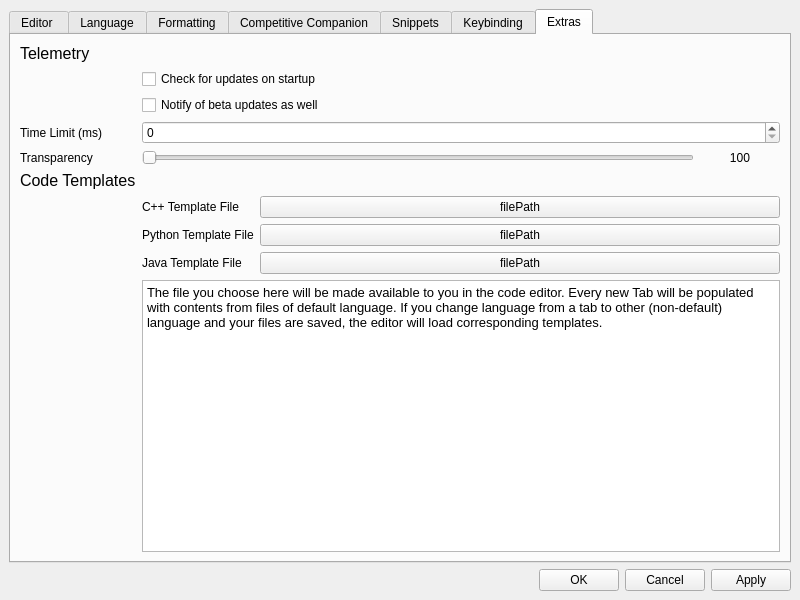
First picture: the form in ui/preferencewindow.ui, repository cpeditor/cpeditor, before the edit.
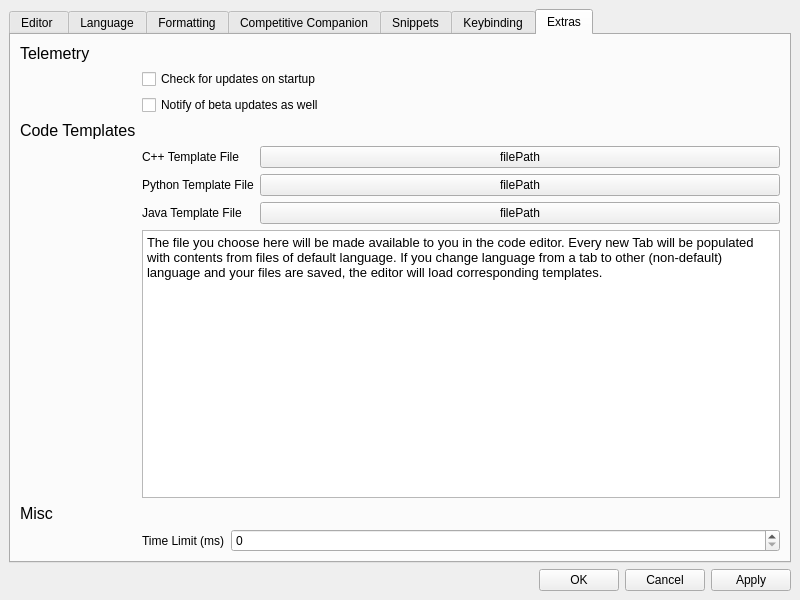
Second picture: the form after the edit. The open tabs and pages were chosen to show the change.

Commit message: hotfix(ui): preference box and release 5.3.1

```diff
--- a/ui/preferencewindow.ui
+++ b/ui/preferencewindow.ui
@@ -189,6 +189,20 @@
                 </item>
                </layout>
               </item>
+              <item row="3" column="0">
+               <widget class="QLabel" name="transparency_label">
+                <property name="text">
+                 <string>Editor Trasparency</string>
+                </property>
+               </widget>
+              </item>
+              <item row="3" column="1">
+               <widget class="QSlider" name="transparency_slider">
+                <property name="orientation">
+                 <enum>Qt::Horizontal</enum>
+                </property>
+               </widget>
+              </item>
              </layout>
             </item>
            </layout>
@@ -837,63 +851,25 @@
                 </property>
                </widget>
               </item>
-              <item row="2" column="0">
-               <widget class="QLabel" name="label_49">
-                <property name="text">
-                 <string>Time Limit (ms)</string>
-                </property>
-               </widget>
-              </item>
-              <item row="2" column="1">
-               <widget class="QSpinBox" name="time_limit"/>
-              </item>
-              <item row="3" column="0">
-               <widget class="QLabel" name="label_3">
-                <property name="text">
-                 <string>Transparency</string>
-                </property>
-               </widget>
-              </item>
-              <item row="3" column="1">
-               <layout class="QHBoxLayout" name="horizontalLayout_10">
-                <item>
-                 <widget class="QSlider" name="transparency_slider">
-                  <property name="minimum">
-                   <number>20</number>
-                  </property>
-                  <property name="maximum">
-                   <number>100</number>
-                  </property>
-                  <property name="orientation">
-                   <enum>Qt::Horizontal</enum>
+              <item row="1" column="1">
+               <layout class="QFormLayout" name="formLayout_2">
+                <item row="0" column="0">
+                 <widget class="QCheckBox" name="update_startup">
+                  <property name="text">
+                   <string>Check for updates on startup</string>
                   </property>
                  </widget>
                 </item>
-                <item>
-                 <widget class="QLabel" name="transparency_label">
-                  <property name="minimumSize">
-                   <size>
-                    <width>80</width>
-                    <height>0</height>
-                   </size>
-                  </property>
-                  <property name="maximumSize">
-                   <size>
-                    <width>80</width>
-                    <height>16777215</height>
-                   </size>
-                  </property>
+                <item row="1" column="0">
+                 <widget class="QCheckBox" name="beta_update">
                   <property name="text">
-                   <string>100</string>
-                  </property>
-                  <property name="alignment">
-                   <set>Qt::AlignCenter</set>
+                   <string>Notify of beta updates as well</string>
                   </property>
                  </widget>
                 </item>
                </layout>
               </item>
-              <item row="4" column="0">
+              <item row="2" column="0">
                <widget class="QLabel" name="label_22">
                 <property name="font">
                  <font>
@@ -907,14 +883,14 @@
                 </property>
                </widget>
               </item>
-              <item row="5" column="0">
+              <item row="3" column="0">
                <widget class="QLabel" name="label_23">
                 <property name="text">
                  <string/>
                 </property>
                </widget>
               </item>
-              <item row="5" column="1">
+              <item row="3" column="1">
                <layout class="QFormLayout" name="formLayout_9">
                 <item row="0" column="0">
                  <widget class="QLabel" name="label_24">
@@ -964,28 +940,36 @@
                    <string>&lt;!DOCTYPE HTML PUBLIC &quot;-//W3C//DTD HTML 4.0//EN&quot; &quot;http://www.w3.org/TR/REC-html40/strict.dtd&quot;&gt;
 &lt;html&gt;&lt;head&gt;&lt;meta name=&quot;qrichtext&quot; content=&quot;1&quot; /&gt;&lt;style type=&quot;text/css&quot;&gt;
 p, li { white-space: pre-wrap; }
-&lt;/style&gt;&lt;/head&gt;&lt;body style=&quot; font-family:'Noto Sans'; font-size:12pt; font-weight:400; font-style:normal;&quot;&gt;
+&lt;/style&gt;&lt;/head&gt;&lt;body style=&quot; font-family:'MS Shell Dlg 2'; font-size:8pt; font-weight:400; font-style:normal;&quot;&gt;
 &lt;p style=&quot; margin-top:0px; margin-bottom:0px; margin-left:0px; margin-right:0px; -qt-block-indent:0; text-indent:0px;&quot;&gt;&lt;span style=&quot; font-family:'MS Shell Dlg 2'; font-size:9.6pt;&quot;&gt;The file you choose here will be made available to you in the code editor. Every new Tab will be populated with contents from files of default language. If you change language from a tab to other (non-default) language and your files are saved, the editor will load corresponding templates.&lt;/span&gt;&lt;/p&gt;&lt;/body&gt;&lt;/html&gt;</string>
                   </property>
                  </widget>
                 </item>
                </layout>
               </item>
-              <item row="1" column="1">
-               <layout class="QFormLayout" name="formLayout_2">
+              <item row="4" column="0">
+               <widget class="QLabel" name="label">
+                <property name="font">
+                 <font>
+                  <pointsize>12</pointsize>
+                 </font>
+                </property>
+                <property name="text">
+                 <string>Misc</string>
+                </property>
+               </widget>
+              </item>
+              <item row="5" column="1">
+               <layout class="QFormLayout" name="formLayout_17">
                 <item row="0" column="0">
-                 <widget class="QCheckBox" name="update_startup">
+                 <widget class="QLabel" name="label_3">
                   <property name="text">
-                   <string>Check for updates on startup</string>
+                   <string>Time Limit (ms)</string>
                   </property>
                  </widget>
                 </item>
-                <item row="1" column="0">
-                 <widget class="QCheckBox" name="beta_update">
-                  <property name="text">
-                   <string>Notify of beta updates as well</string>
-                  </property>
-                 </widget>
+                <item row="0" column="1">
+                 <widget class="QSpinBox" name="time_limit"/>
                 </item>
                </layout>
               </item>
```
Left out of the diff: 33 changed lines with no effect on the pictures. The commit also changes 4 other files.
